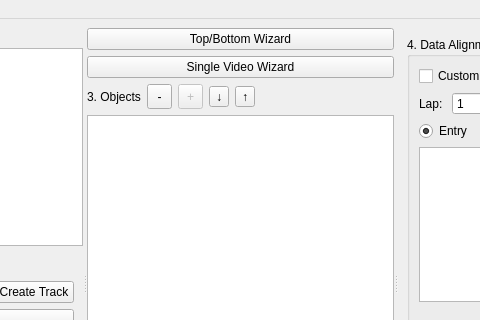
First picture: the form in apps/ui/projectwindow.ui, repository hankedan000/gopro-overlay, before the edit; both pictures show x 255 to 735 and y 0 to 320 of the 1063 by 753 pixel window.
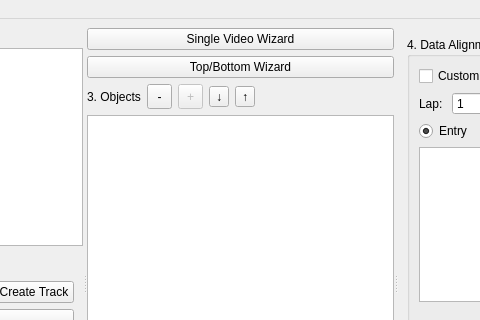
Second picture: the form after the edit.

Commit message: Resolves issue #6

The edit to the form file:
```diff
--- a/apps/ui/projectwindow.ui
+++ b/apps/ui/projectwindow.ui
@@ -78,15 +78,8 @@
             </item>
            </layout>
           </widget>
-          <widget class="QWidget" name="verticalLayoutWidget_2">
-           <layout class="QVBoxLayout" name="centerVerticalBox">
-            <item>
-             <widget class="QPushButton" name="topBottomWizard">
-              <property name="text">
-               <string>Top/Bottom Wizard</string>
-              </property>
-             </widget>
-            </item>
+          <widget class="QWidget" name="renderEngineBox" native="true">
+           <layout class="QVBoxLayout" name="verticalLayout_2">
             <item>
              <widget class="QPushButton" name="singleVideoWizard">
               <property name="text">
@@ -94,6 +87,13 @@
               </property>
              </widget>
             </item>
+            <item>
+             <widget class="QPushButton" name="topBottomWizard">
+              <property name="text">
+               <string>Top/Bottom Wizard</string>
+              </property>
+             </widget>
+            </item>
             <item>
              <layout class="QHBoxLayout" name="horizontalLayout_5">
               <property name="topMargin">
```
Left out of the diff: 7 changed lines with no effect on the pictures. The commit also changes 1 other file.
